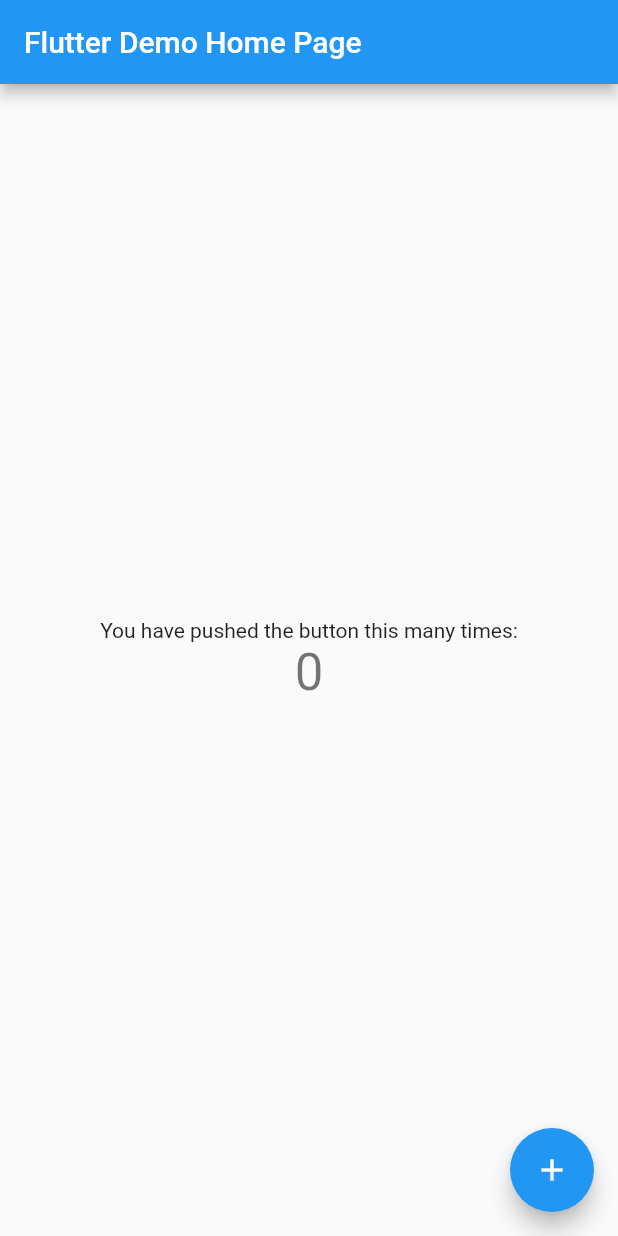
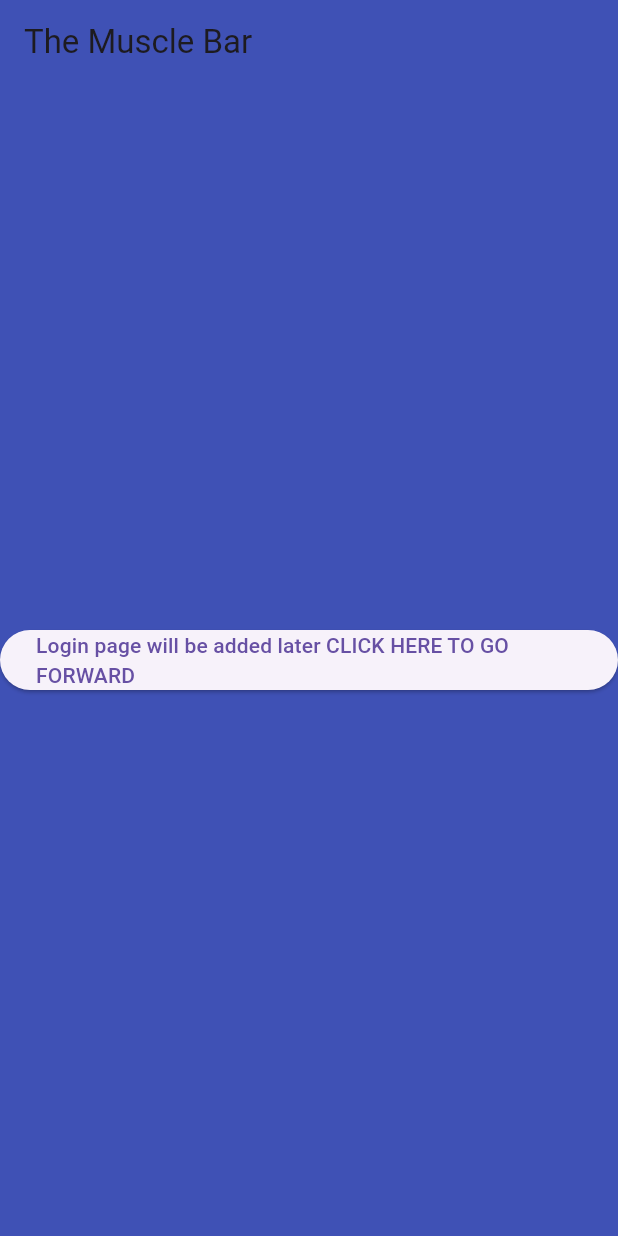
Before and after one commit to muhammad-usmman/FYP, a Flutter app: the screen it shows after launch, on a phone screen of 412 x 824 dp. Run offline on Flutter 3.47's test engine with Material 2 defaults, Android fonts, the phone set to English and light mode, and no system bars.

Commit message:
UI structure
added basic UI structure

```diff
--- /dev/null
+++ b/admin_side/lib/homepage(login).dart
@@ -0,0 +1,40 @@
+import 'package:admin_side/constants.dart';
+import 'package:flutter/material.dart';
+
+import 'admin/navbar.dart';
+
+class MyHomePage extends StatefulWidget {
+  const MyHomePage({Key? key}) : super(key: key);
+
+  @override
+  State<MyHomePage> createState() => _MyHomePageState();
+}
+
+class _MyHomePageState extends State<MyHomePage> {
+  @override
+  Widget build(BuildContext context) {
+    return  Scaffold(
+      backgroundColor: kprimary,
+      appBar: AppBar(
+        elevation: 0,
+        backgroundColor: kprimary,
+        title: const  Text('The Muscle Bar')
+      ),
+      body: Container(
+        child: Column(
+          mainAxisAlignment: MainAxisAlignment.center,
+          children: [
+            ElevatedButton(
+                onPressed: () {
+                  Navigator.push(
+                      context,
+                      MaterialPageRoute(builder: (context) => const NavBar()));
+                },
+                child: const Text('Login page will be added later CLICK HERE TO GO FORWARD')
+            ),
+          ],
+        ),
+      ),
+    );
+  }
+}
--- a/admin_side/lib/main.dart
+++ b/admin_side/lib/main.dart
@@ -1,5 +1,5 @@
 import 'package:flutter/material.dart';
-
+import 'package:admin_side/pages/splashscreen.dart';
 void main() {
   runApp(const MyApp());
 }
@@ -11,105 +11,14 @@ class MyApp extends StatelessWidget {
   @override
   Widget build(BuildContext context) {
     return MaterialApp(
-      title: 'Flutter Demo',
+    title: 'The Muscle Bar',
+      debugShowCheckedModeBanner: false,
       theme: ThemeData(
-        // This is the theme of your application.
-        //
-        // Try running your application with "flutter run". You'll see the
-        // application has a blue toolbar. Then, without quitting the app, try
-        // changing the primarySwatch below to Colors.green and then invoke
-        // "hot reload" (press "r" in the console where you ran "flutter run",
-        // or simply save your changes to "hot reload" in a Flutter IDE).
-        // Notice that the counter didn't reset back to zero; the application
-        // is not restarted.
-        primarySwatch: Colors.blue,
+        // primarySwatch: Colors.red,
+        useMaterial3: true
       ),
-      home: const MyHomePage(title: 'Flutter Demo Home Page'),
+      home:
+      const MySplashScreen(),
     );
   }
 }
-
-class MyHomePage extends StatefulWidget {
-  const MyHomePage({super.key, required this.title});
-
-  // This widget is the home page of your application. It is stateful, meaning
-  // that it has a State object (defined below) that contains fields that affect
-  // how it looks.
-
-  // This class is the configuration for the state. It holds the values (in this
-  // case the title) provided by the parent (in this case the App widget) and
-  // used by the build method of the State. Fields in a Widget subclass are
-  // always marked "final".
-
-  final String title;
-
-  @override
-  State<MyHomePage> createState() => _MyHomePageState();
-}
-
-class _MyHomePageState extends State<MyHomePage> {
-  int _counter = 0;
-
-  void _incrementCounter() {
-    setState(() {
-      // This call to setState tells the Flutter framework that something has
-      // changed in this State, which causes it to rerun the build method below
-      // so that the display can reflect the updated values. If we changed
-      // _counter without calling setState(), then the build method would not be
-      // called again, and so nothing would appear to happen.
-      _counter++;
-    });
-  }
-
-  @override
-  Widget build(BuildContext context) {
-    // This method is rerun every time setState is called, for instance as done
-    // by the _incrementCounter method above.
-    //
-    // The Flutter framework has been optimized to make rerunning build methods
-    // fast, so that you can just rebuild anything that needs updating rather
-    // than having to individually change instances of widgets.
-    return Scaffold(
-      appBar: AppBar(
-        // Here we take the value from the MyHomePage object that was created by
-        // the App.build method, and use it to set our appbar title.
-        title: Text(widget.title),
-      ),
-      body: Center(
-        // Center is a layout widget. It takes a single child and positions it
-        // in the middle of the parent.
-        child: Column(
-          // Column is also a layout widget. It takes a list of children and
-          // arranges them vertically. By default, it sizes itself to fit its
-          // children horizontally, and tries to be as tall as its parent.
-          //
-          // Invoke "debug painting" (press "p" in the console, choose the
-          // "Toggle Debug Paint" action from the Flutter Inspector in Android
-          // Studio, or the "Toggle Debug Paint" command in Visual Studio Code)
-          // to see the wireframe for each widget.
-          //
-          // Column has various properties to control how it sizes itself and
-          // how it positions its children. Here we use mainAxisAlignment to
-          // center the children vertically; the main axis here is the vertical
-          // axis because Columns are vertical (the cross axis would be
-          // horizontal).
-          mainAxisAlignment: MainAxisAlignment.center,
-          children: <Widget>[
-            const Text(
-              'You have pushed the button this many times:',
-            ),
-            Text(
-              '$_counter',
-              style: Theme.of(context).textTheme.headlineMedium,
-            ),
-          ],
-        ),
-      ),
-      floatingActionButton: FloatingActionButton(
-        onPressed: _incrementCounter,
-        tooltip: 'Increment',
-        child: const Icon(Icons.add),
-      ), // This trailing comma makes auto-formatting nicer for build methods.
-    );
-  }
-}
```
Also changed, not shown: admin_side/lib/admin/dashboard.dart (added, +15 -0 lines), admin_side/lib/admin/navbar.dart (added, +69 -0 lines), admin_side/lib/admin/trainers.dart (added, +14 -0 lines), admin_side/lib/admin/users.dart (added, +15 -0 lines), admin_side/lib/constants.dart (added, +30 -0 lines), admin_side/lib/pages/splashscreen.dart (added, +53 -0 lines).
